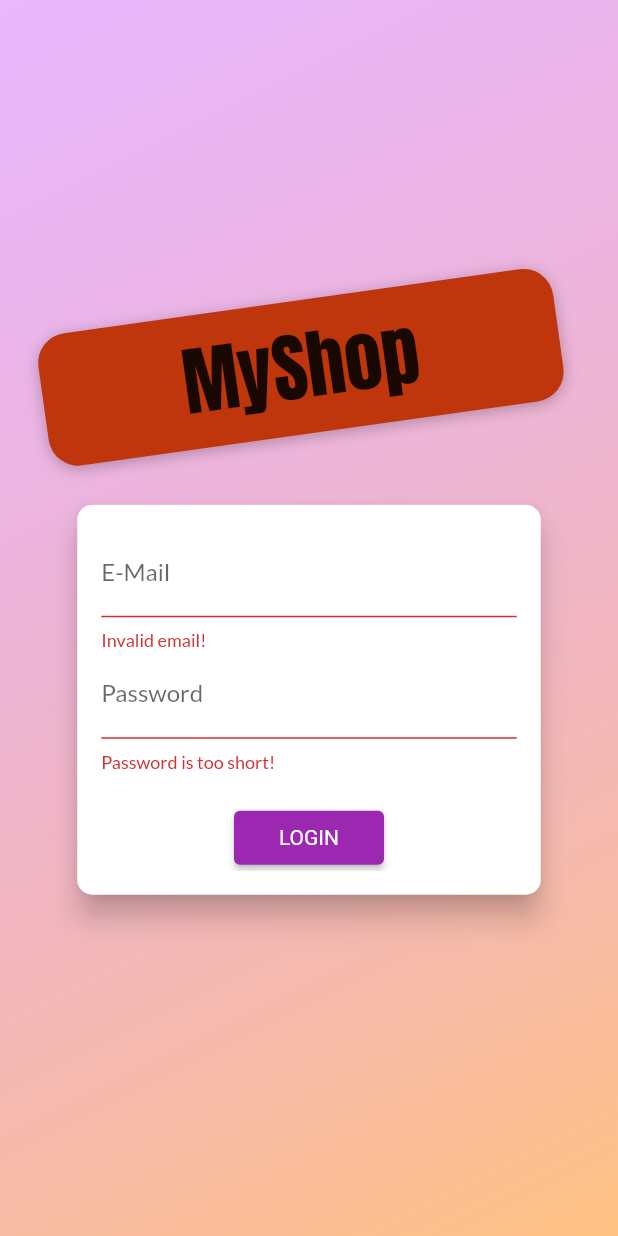
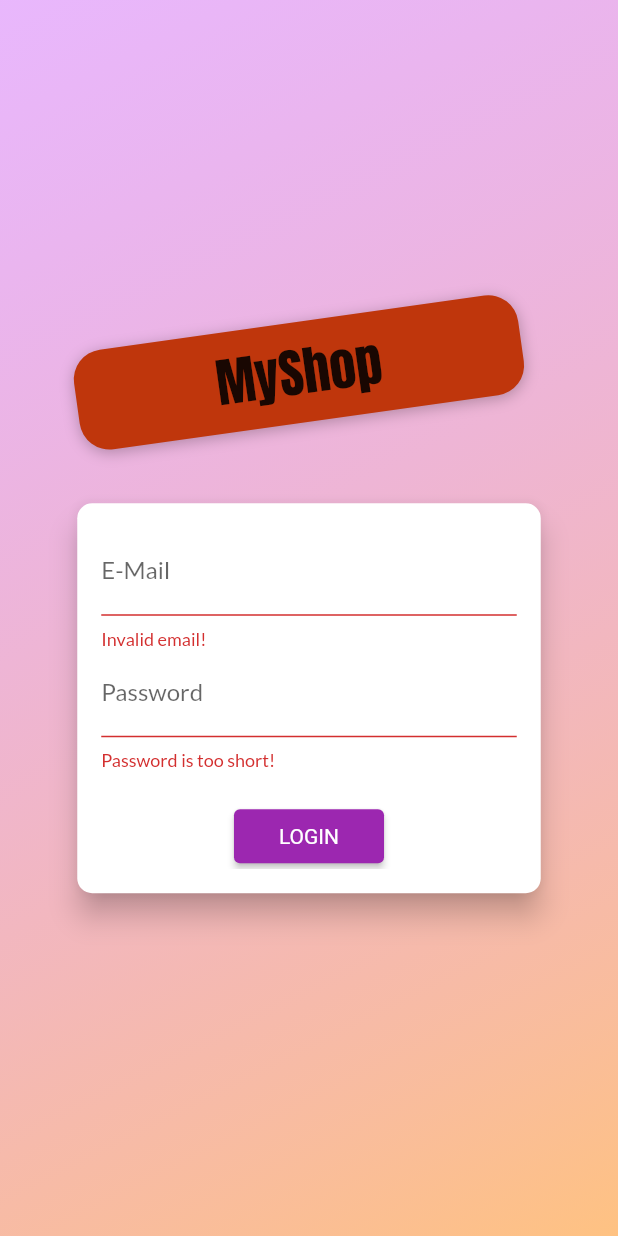
Before and after one commit to YuneshShrestha/shop_app, a Flutter app: the screen it shows after launch, after a tap on "LOGIN", on a phone screen of 412 x 824 dp. Run offline on Flutter 3.47's test engine with Material 2 defaults, Android fonts, the phone set to English and light mode, and no system bars; our stand-ins replace shared_preferences; network calls fail.

Commit message:
bug finished

```diff
--- a/lib/main.dart
+++ b/lib/main.dart
@@ -12,8 +12,11 @@ import './screen/user_products_screen.dart';
 
 import './screen/product_detail_screen.dart';
 import './screen/product_overview_screen.dart';
+import './screen/splashScreen.dart';
 
-void main() => runApp(const MyApp());
+void main() {
+  runApp(const MyApp());
+}
 
 class MyApp extends StatelessWidget {
   const MyApp({Key? key}) : super(key: key);
@@ -24,27 +27,44 @@ class MyApp extends StatelessWidget {
       providers: [
         ChangeNotifierProvider(create: (context) => Auth()),
         ChangeNotifierProxyProvider<Auth, Products>(
+          update: (context, auth, periviousProducts) => Products(
+            auth.token ?? "",
+            auth.userId ?? "",
+            periviousProducts == null ? [] : periviousProducts.items,
+          ),
           create: (context) => Products('', '', []),
-          update: (context, auth, periviousProducts) => Products(
-              auth.token!,
-              auth.userId,
-              periviousProducts == null ? [] : periviousProducts.items),
         ),
         ChangeNotifierProvider(
           create: (context) => Cart(),
         ),
         ChangeNotifierProxyProvider<Auth, Orders>(
           create: (context) => Orders('', [], ''),
-          update: (context, auth, previousOrders) =>
-              Orders(auth.token!, previousOrders!.orders, auth.userId,),
+          update: (context, auth, previousOrders) => Orders(
+            auth.token!,
+            previousOrders!.orders,
+            auth.userId!,
+          ),
         ),
       ],
       child: Consumer<Auth>(
         builder: (context, auth, _) {
+          // print("Main Screen: ${auth.isAuth}");
           return MaterialApp(
             home: auth.isAuth
                 ? const ProductOverviewScreen()
-                : const AuthScreen(),
+                : FutureBuilder(
+                    future: auth.tryAutoLogin(),
+                    builder: (context, authSnapShot) {
+                      var hello = auth.tryAutoLogin().then((result) {
+                        return result;
+                      });
+                      // print("auto:" + hello.toString());
+
+                      return authSnapShot.connectionState ==
+                              ConnectionState.waiting
+                          ? const SplashScreen()
+                          : const AuthScreen();
+                    }),
             routes: {
               ProductOverviewScreen.route: (context) =>
                   const ProductOverviewScreen(),
--- a/lib/provider/auth.dart
+++ b/lib/provider/auth.dart
@@ -1,15 +1,15 @@
+import 'dart:async';
 import 'dart:convert';
 import 'package:flutter/material.dart';
+import 'package:shared_preferences/shared_preferences.dart';
 import 'package:http/http.dart' as http;
-import 'package:shop_app/model/http_exception.dart';
+import '../model/http_exception.dart';
 
 class Auth with ChangeNotifier {
   String? _token;
   DateTime? _expiryDate;
   String? _userId;
-  bool get isAuth {
-    return token != null;
-  }
+  Timer? _authTimer;
 
   String? get token {
     if (_expiryDate != null &&
@@ -20,8 +20,12 @@ class Auth with ChangeNotifier {
     return null;
   }
 
-  String get userId {
-    return _userId!;
+  bool get isAuth {
+    return token != null;
+  }
+
+  String? get userId {
+    return _userId;
   }
 
   Future<void> authentication(
@@ -46,7 +50,16 @@ class Auth with ChangeNotifier {
         ),
       );
       _userId = responseDecode['localId'];
+      _autoLogout();
+
       notifyListeners();
+      final prefs = await SharedPreferences.getInstance();
+      final userData = json.encode({
+        'token': _token,
+        'userId': _userId,
+        'expiryDate': _expiryDate?.toIso8601String(),
+      });
+      prefs.setString('userData', userData);
     } catch (e) {
       // throws when
       rethrow;
@@ -61,4 +74,46 @@ class Auth with ChangeNotifier {
   Future<void> login(String email, String password) async {
     return authentication(email, password, 'signInWithPassword');
   }
+
+  Future<void> logOut() async {
+    _token = null;
+    _expiryDate = null;
+    _userId = null;
+
+    if (_authTimer != null) {
+      _authTimer?.cancel();
+    }
+    final prefs = await SharedPreferences.getInstance();
+    prefs.clear();
+    notifyListeners();
+  }
+
+  void _autoLogout() {
+    if (_authTimer != null) {
+      _authTimer!.cancel();
+      // _authTimer = null;
+    }
+    final leftDuration = _expiryDate!.difference(DateTime.now()).inSeconds;
+    _authTimer = Timer(Duration(seconds: leftDuration), logOut);
+  }
+
+  Future<bool> tryAutoLogin() async {
+    final prefs = await SharedPreferences.getInstance();
+    if (!prefs.containsKey('userData')) {
+      return false;
+    }
+    final extractedUserData =
+        json.decode(prefs.getString('userData')!) as Map<String, dynamic>;
+    final expiryDate =
+        DateTime.parse(extractedUserData['expiryDate'] as String);
+    if (expiryDate.isBefore(DateTime.now())) {
+      return false;
+    }
+    _token = extractedUserData['token'] as String;
+    _userId = extractedUserData['userId'] as String;
+    _expiryDate = expiryDate;
+    notifyListeners();
+    _autoLogout();
+    return true;
+  }
 }
--- a/lib/provider/products.dart
+++ b/lib/provider/products.dart
@@ -15,15 +15,24 @@ class Products with ChangeNotifier {
     return [..._items];
   }
 
-  String authToken;
-  String userId;
+  final String authToken;
+  final String userId;
   Products(this.authToken, this.userId, this._items);
   List<Product> get showFavs {
     return _items.where((element) => element.isFavourite).toList();
   }
 
+  static double checkDouble(dynamic value) {
+    if (value is String) {
+      return double.parse(value);
+    } else {
+      return value + .0;
+    }
+  }
+
   Future<void> fetchAndSetProducts([var filterUrl = false]) async {
-    var additionalUrl = filterUrl?'orderBy="creatorId"&equalTo="$userId"':' ';
+    var additionalUrl =
+        filterUrl ? 'orderBy="creatorId"&equalTo="$userId"' : ' ';
     var url =
         'https://myapp-8ae0f-default-rtdb.firebaseio.com/products.json?auth=$authToken&$additionalUrl';
     try {
@@ -43,7 +52,7 @@ class Products with ChangeNotifier {
             id: productID,
             title: productData['title'],
             description: productData['description'],
-            price: productData['price'],
+            price: checkDouble(productData['price']),
             imageUrl: productData['imageUrl'],
             isFavourite: favouriteData == null
                 ? false
--- a/lib/screen/auth_screen.dart
+++ b/lib/screen/auth_screen.dart
@@ -14,11 +14,12 @@ class AuthScreen extends StatelessWidget {
 
   @override
   Widget build(BuildContext context) {
+    // print("\nIts Auth\n");
     final deviceSize = MediaQuery.of(context).size;
     // final transformConfig = Matrix4.rotationZ(-8 * pi / 180);
     // transformConfig.translate(-10.0);
     return Scaffold(
-      // resizeToAvoidBottomInset: false,
+      resizeToAvoidBottomInset: false,
       body: Stack(
         children: <Widget>[
           Container(
@@ -42,7 +43,10 @@ class AuthScreen extends StatelessWidget {
                 mainAxisAlignment: MainAxisAlignment.center,
                 crossAxisAlignment: CrossAxisAlignment.center,
                 children: <Widget>[
-                  Flexible(
+                  Padding(
+                    padding: const EdgeInsets.all(10.0),
+                    child: Flexible(
+                      flex: deviceSize.width > 600 ? 2 : 1,
                       child: Container(
                         margin: const EdgeInsets.only(bottom: 20.0),
                         padding: const EdgeInsets.symmetric(
@@ -69,9 +73,10 @@ class AuthScreen extends StatelessWidget {
                                 .accentTextTheme
                                 .headline6!
                                 .color,
-                          fontSize: 50,
+                            fontSize: 35,
                             fontFamily: 'Anton',
                             fontWeight: FontWeight.normal,
+                          ),
                         ),
                       ),
                     ),
--- /dev/null
+++ b/lib/screen/splashScreen.dart
@@ -0,0 +1,14 @@
+import 'package:flutter/material.dart';
+
+class SplashScreen extends StatelessWidget {
+  const SplashScreen({Key? key}) : super(key: key);
+
+  @override
+  Widget build(BuildContext context) {
+    return const Scaffold(
+      body: Center(
+        child: CircularProgressIndicator(),
+      ),
+    );
+  }
+}
--- a/lib/widget/product_item.dart
+++ b/lib/widget/product_item.dart
@@ -27,7 +27,7 @@ class ProductItem extends StatelessWidget {
                 builder: (context, value, child) {
                   return IconButton(
                     onPressed: () {
-                      product.toggleFavrouite(authData.token!, authData.userId);
+                      product.toggleFavrouite(authData.token!, authData.userId!);
                     },
                     icon: product.isFavourite
                         ? const Icon(Icons.favorite)
--- a/pubspec.yaml
+++ b/pubspec.yaml
@@ -32,6 +32,7 @@ dependencies:
   provider: ^6.0.3
   intl: ^0.17.0
   http: ^0.13.5
+  shared_preferences: ^2.0.15
   # The following adds the Cupertino Icons font to your application.
   # Use with the CupertinoIcons class for iOS style icons.
   cupertino_icons: ^1.0.2
```
Also changed, not shown: lib/provider/orders.dart (+10 -2 lines), lib/screen/product_overview_screen.dart (+11 -0 lines), lib/widget/main_drawer.dart (+16 -3 lines), pubspec.lock. Lines whose indentation alone changed are shown as unchanged.
